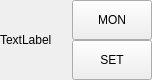
The window that wavemeter_dashboard/view/ui/ui_channel_name_widget.ui (JQIamo/Wavemeter-Dashboard) describes before a commit, drawn with Qt 5.
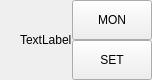
The same window after the commit. Custom widgets are drawn as their Qt base class.

Commit message: feat: new way to indicate channel is active

Diff of the .ui file:
```diff
--- a/wavemeter_dashboard/view/ui/ui_channel_name_widget.ui
+++ b/wavemeter_dashboard/view/ui/ui_channel_name_widget.ui
@@ -29,7 +29,7 @@
    <property name="spacing">
     <number>0</number>
    </property>
-   <item row="0" column="1">
+   <item row="0" column="2">
     <widget class="ToggleButton" name="monBtn">
      <property name="sizePolicy">
       <sizepolicy hsizetype="Fixed" vsizetype="MinimumExpanding">
@@ -42,7 +42,7 @@
      </property>
     </widget>
    </item>
-   <item row="1" column="1">
+   <item row="1" column="2">
     <widget class="QPushButton" name="setBtn">
      <property name="sizePolicy">
       <sizepolicy hsizetype="Minimum" vsizetype="MinimumExpanding">
@@ -55,13 +55,20 @@
      </property>
     </widget>
    </item>
-   <item row="0" column="0" rowspan="2">
+   <item row="0" column="1" rowspan="2">
     <widget class="ChannelNameLabel" name="channNameLabel">
      <property name="text">
       <string>TextLabel</string>
      </property>
     </widget>
    </item>
+   <item row="0" column="0" rowspan="2">
+    <widget class="QLabel" name="indicatorLabel">
+     <property name="text">
+      <string/>
+     </property>
+    </widget>
+   </item>
   </layout>
  </widget>
  <customwidgets>
```
The commit also changes 2 other files.
